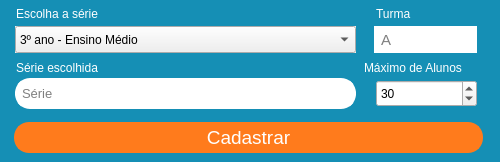
Above: pyschool/interface/cadastroTurma.ui from IanLuan/PySchool before the change. Below: the same form after it.
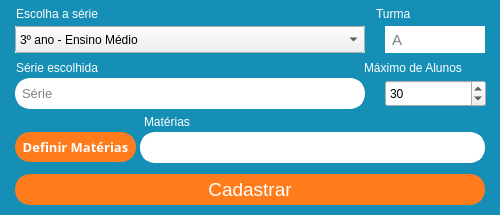
That is the form after the change.

Commit message: Cadastro Turma

```diff
--- a/pyschool/interface/cadastroTurma.ui
+++ b/pyschool/interface/cadastroTurma.ui
@@ -7,19 +7,25 @@
     <x>0</x>
     <y>0</y>
     <width>500</width>
-    <height>162</height>
+    <height>215</height>
    </rect>
   </property>
   <property name="sizePolicy">
-   <sizepolicy hsizetype="Maximum" vsizetype="Maximum">
+   <sizepolicy hsizetype="Maximum" vsizetype="MinimumExpanding">
     <horstretch>0</horstretch>
     <verstretch>0</verstretch>
    </sizepolicy>
   </property>
+  <property name="minimumSize">
+   <size>
+    <width>500</width>
+    <height>215</height>
+   </size>
+  </property>
   <property name="maximumSize">
    <size>
-    <width>2000</width>
-    <height>450</height>
+    <width>500</width>
+    <height>215</height>
    </size>
   </property>
   <property name="windowTitle">
@@ -45,7 +51,7 @@
      <rect>
       <x>15</x>
       <y>26</y>
-      <width>341</width>
+      <width>350</width>
       <height>27</height>
      </rect>
     </property>
@@ -130,7 +136,7 @@
    <widget class="QSpinBox" name="spinMax">
     <property name="geometry">
      <rect>
-      <x>376</x>
+      <x>385</x>
       <y>80</y>
       <width>101</width>
       <height>27</height>
@@ -143,9 +149,9 @@
    <widget class="QLineEdit" name="lineGrupo">
     <property name="geometry">
      <rect>
-      <x>374</x>
+      <x>385</x>
       <y>26</y>
-      <width>103</width>
+      <width>100</width>
       <height>27</height>
      </rect>
     </property>
@@ -194,7 +200,7 @@
      <rect>
       <x>15</x>
       <y>78</y>
-      <width>341</width>
+      <width>350</width>
       <height>31</height>
      </rect>
     </property>
@@ -244,9 +250,9 @@
    <widget class="QPushButton" name="btnCadastrar">
     <property name="geometry">
      <rect>
-      <x>14</x>
-      <y>122</y>
-      <width>469</width>
+      <x>15</x>
+      <y>174</y>
+      <width>470</width>
       <height>31</height>
      </rect>
     </property>
@@ -285,6 +291,86 @@
      <string>Série escolhida</string>
     </property>
    </widget>
+   <widget class="QPushButton" name="btnMaterias">
+    <property name="geometry">
+     <rect>
+      <x>15</x>
+      <y>132</y>
+      <width>121</width>
+      <height>30</height>
+     </rect>
+    </property>
+    <property name="sizePolicy">
+     <sizepolicy hsizetype="Maximum" vsizetype="Expanding">
+      <horstretch>0</horstretch>
+      <verstretch>0</verstretch>
+     </sizepolicy>
+    </property>
+    <property name="font">
+     <font>
+      <family>Noto Sans</family>
+      <pointsize>10</pointsize>
+      <weight>75</weight>
+      <italic>false</italic>
+      <bold>true</bold>
+     </font>
+    </property>
+    <property name="focusPolicy">
+     <enum>Qt::StrongFocus</enum>
+    </property>
+    <property name="layoutDirection">
+     <enum>Qt::LeftToRight</enum>
+    </property>
+    <property name="styleSheet">
+     <string notr="true">
+border: 2px solid rgb(255, 123, 28);
+border-radius: 15px;
+background-color: rgb(255, 123, 28);
+box-shadow: 5px -9px 3px #000;
+color: #fff;
+</string>
+    </property>
+    <property name="text">
+     <string>Definir Matérias</string>
+    </property>
+   </widget>
+   <widget class="QLineEdit" name="lineMaterias">
+    <property name="geometry">
+     <rect>
+      <x>140</x>
+      <y>132</y>
+      <width>345</width>
+      <height>31</height>
+     </rect>
+    </property>
+    <property name="styleSheet">
+     <string notr="true">QLineEdit { 
+border: 5px solid white;
+border-radius: 15px;
+background-color: rgb(255, 255, 255);
+}</string>
+    </property>
+    <property name="readOnly">
+     <bool>true</bool>
+    </property>
+   </widget>
+   <widget class="QLabel" name="lblMateria">
+    <property name="geometry">
+     <rect>
+      <x>144</x>
+      <y>110</y>
+      <width>55</width>
+      <height>23</height>
+     </rect>
+    </property>
+    <property name="styleSheet">
+     <string notr="true">font: 25 10pt &quot;Malgun Gothic Semilight&quot;;
+color: #fff;</string>
+    </property>
+    <property name="text">
+     <string>Matérias</string>
+    </property>
+   </widget>
    <zorder>lblEscolha</zorder>
    <zorder>lblTurma</zorder>
    <zorder>lblMax</zorder>
```
Left out of the diff: 3 changed lines with no effect on the pictures. The commit also changes 9 other files.
